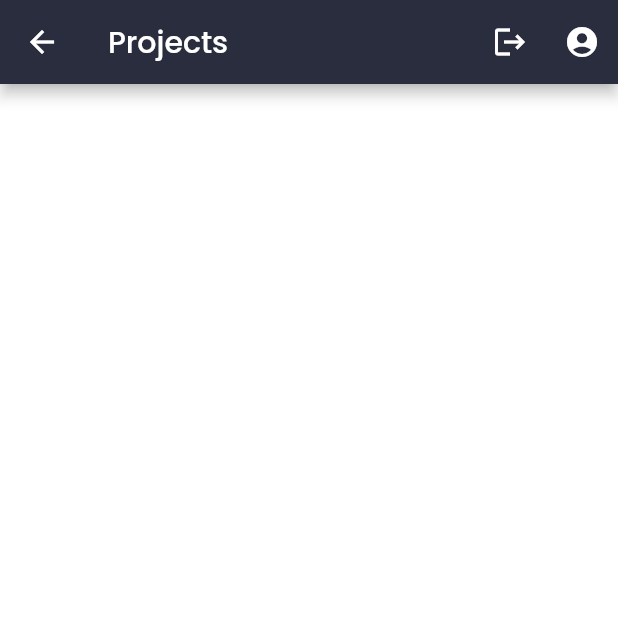
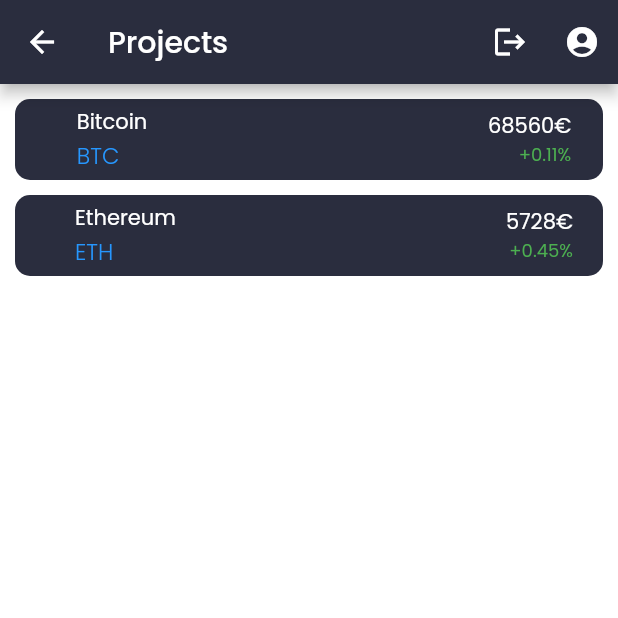
Before and after one commit to Nitr0z/utopia_wallet, a Flutter app: the ProjectsPage screen opened directly, on a phone screen of 412 x 824 dp, the top half of it. Run offline on Flutter 3.47's test engine with Material 2 defaults, Android fonts, the phone set to English and light mode, and no system bars; our stand-ins replace fl_chart, google_fonts; missing offline and left inert: numeric_keyboard.

Commit message:
majs divers

```diff
--- /dev/null
+++ b/lib/pages/Widget/projectsPage/ProjectsList.dart
@@ -0,0 +1,71 @@
+import 'package:flutter/material.dart';
+
+import '../../constants.dart';
+
+
+
+class ProjectsListMain extends StatelessWidget {
+
+  String ProjectName;
+  String ProjectDesc;
+  String ProjectPrice;
+  String ProjectChange;
+
+  ProjectsListMain(ProjectName,ProjectDesc,ProjectPrice,ProjectChange):ProjectName = ProjectName, ProjectDesc = ProjectDesc, ProjectPrice = ProjectPrice, ProjectChange = ProjectChange;
+
+
+  @override
+  Widget build(BuildContext context) {
+    return Container(
+      margin: EdgeInsets.only(left: 10, top: 0, right: 10, bottom: 10),
+      decoration: BoxDecoration(
+        color: secondaryColor,
+        borderRadius: BorderRadius.circular(10),
+      ),
+
+      child: Row(
+        mainAxisAlignment: MainAxisAlignment.spaceAround,
+        children: <Widget>[
+          Container(
+            child: Row(
+              mainAxisAlignment: MainAxisAlignment.start,
+              children: [
+                SizedBox(width: 20,),
+                Container(
+                  margin: EdgeInsets.only(left: 0, top: 5, right: 0, bottom: 5),
+                  child: Column(
+                    crossAxisAlignment: CrossAxisAlignment.start,
+                    children: [
+                      Text(ProjectName),
+                      Text(ProjectDesc,
+                        style: TextStyle(color: primaryColor,
+                          fontWeight: FontWeight.w300,
+                          fontSize: 15,
+                        ),),
+                    ],
+                  ),
+                ),
+              ],
+            ),
+          ),
+          SizedBox(width: 50,),
+
+
+          SizedBox(width: 50,),
+          Column(
+            crossAxisAlignment: CrossAxisAlignment.end,
+            children: [
+              Text(ProjectPrice,
+              ),
+              Text(ProjectChange,
+                style: TextStyle(color: Colors.green,
+                  fontSize: 12,
+                ),
+              ),
+            ],
+          ),
+        ],
+      ),
+    );
+  }
+}
--- a/lib/pages/screens/projects_page.dart
+++ b/lib/pages/screens/projects_page.dart
@@ -1,4 +1,5 @@
 import 'package:flutter/material.dart';
+import 'package:navbar/pages/Widget/projectsPage/ProjectsList.dart';
 
 import '../constants.dart';
 
@@ -31,10 +32,13 @@ class _ProjectsPageState extends State<ProjectsPage> {
         ],
       ),
       backgroundColor: Color(0xF5F6FA),
-      body: Center(
+      body: SingleChildScrollView(
         child: Column(
           mainAxisAlignment: MainAxisAlignment.start,
           children: [
+            Padding(padding: EdgeInsets.only(top: 10.0)),
+            ProjectsListMain('Bitcoin','BTC', r'68560€', '+0.11%'),
+            ProjectsListMain('Ethereum','ETH', r'5728€', '+0.45%'),
           ],
         ),
       ),
```
Also changed, not shown: 4 other files.
